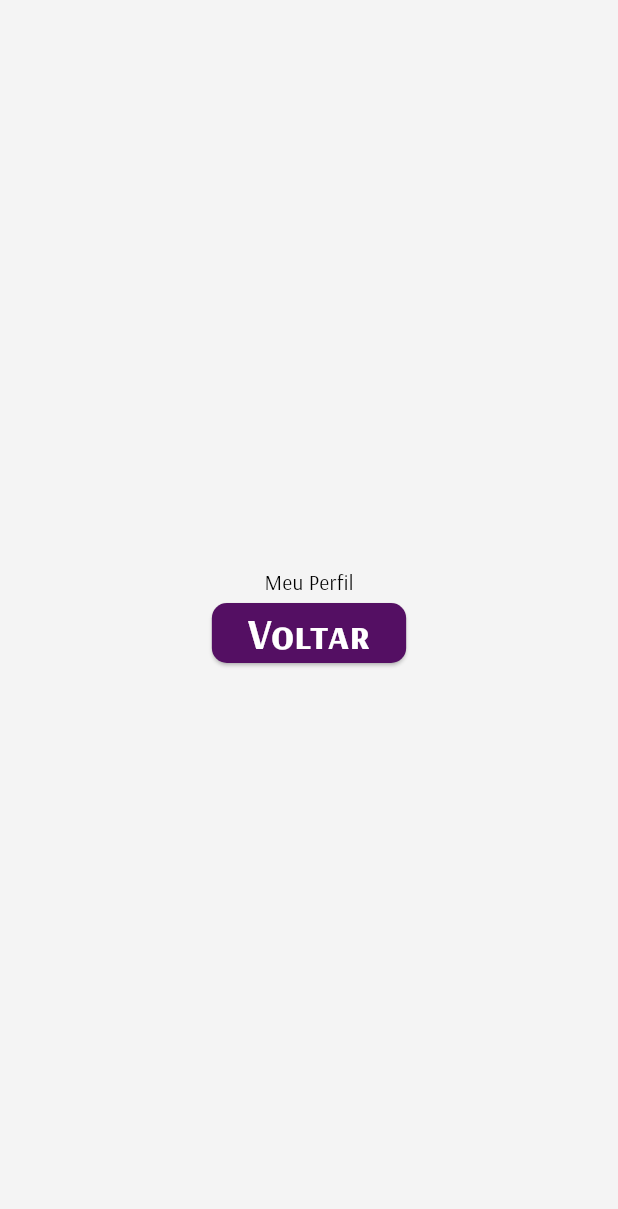
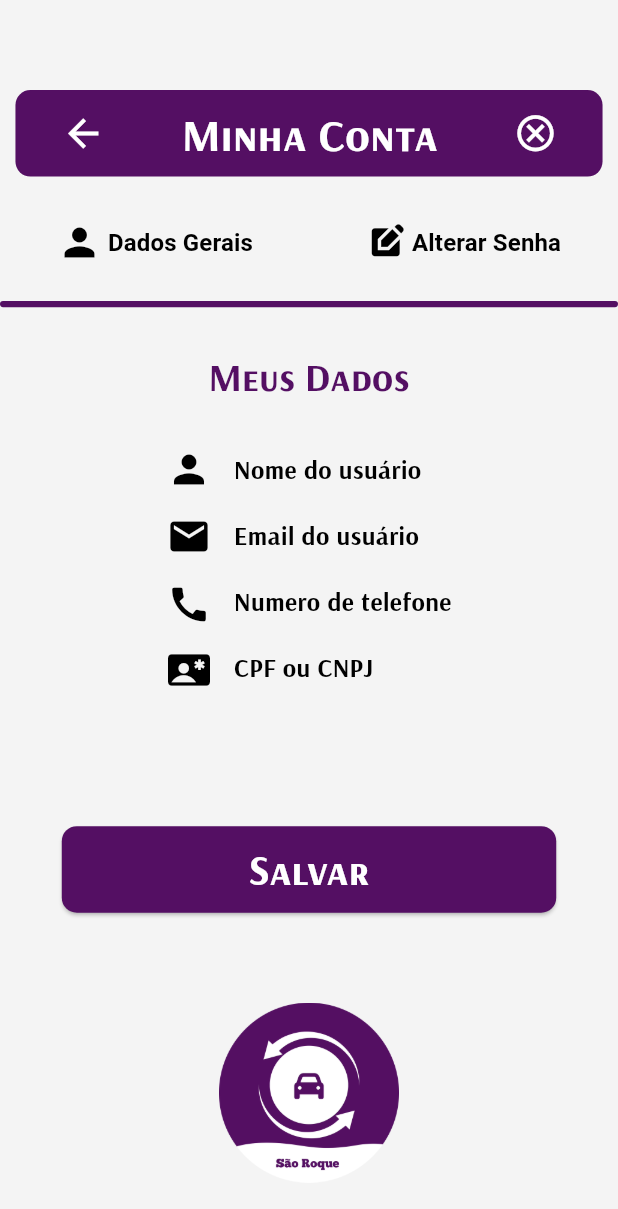
Before and after one commit to PietroBlackDev/Projeto-Estaciona-Facil, a Flutter app: the screen it shows after launch, after a tap on "Meu Perfil", on a phone screen of 412 x 824 dp. Shown: the top 1209 px of the screen. Run offline on Flutter 3.47's test engine with Material 3 defaults, Android fonts, the phone set to English and light mode, and no system bars; our stand-ins replace lottie.

Commit message:
Atualização - Pagina Meus dados
-Estilização da Pagina MeusDados
-Organização dos componentes
-Criação do componente Modal_confimacao.dart
-Criação do componente botao_basico_pop.dart

```diff
--- /dev/null
+++ b/lib/components/botao_basico_pop.dart
@@ -0,0 +1,21 @@
+import 'package:flutter/material.dart';
+
+class BotaoBasicoPop extends StatelessWidget {
+  const BotaoBasicoPop({super.key, required this.texto});
+
+  final String texto;
+
+  @override
+  Widget build(BuildContext context) {
+    return SizedBox(
+      width: MediaQuery.of(context).size.width * 0.8,
+      height: MediaQuery.of(context).size.height * 0.07,
+      child: ElevatedButton(
+        onPressed: () {
+          Navigator.pop;
+        },
+        child: Text(texto),
+      ),
+    );
+  }
+}
--- /dev/null
+++ b/lib/components/modal_confirmacao.dart
@@ -0,0 +1,62 @@
+import 'package:flutter/material.dart';
+import 'package:lottie/lottie.dart';
+
+class ModalConfirmacao extends StatelessWidget {
+  const ModalConfirmacao({super.key, required this.texto});
+
+  final String texto;
+
+  @override
+  Widget build(BuildContext context) {
+    return SizedBox(
+      width: MediaQuery.of(context).size.width * 0.8,
+      height: MediaQuery.of(context).size.height * 0.07,
+      child: ElevatedButton(
+        onPressed: () {
+          showDialog(
+            context: context,
+            builder: (context) {
+              return AlertDialog(
+                backgroundColor: Colors.white,
+                title: Center(
+                  child: Text('Alterações salvas com\n            sucesso!'),
+                ),
+                content: Lottie.asset('assets/lottie/confirmado.json'),
+                actions: [
+                  Container(
+                    width: MediaQuery.of(context).size.width * 0.9,
+                    height: MediaQuery.of(context).size.height * 0.05,
+                    decoration: BoxDecoration(
+                      borderRadius: BorderRadius.circular(0),
+                    ),
+                    child: ElevatedButton(
+                      style: ElevatedButton.styleFrom(
+                        backgroundColor:
+                            Theme.of(context).colorScheme.secondary,
+                        shape: RoundedRectangleBorder(
+                          borderRadius: BorderRadius.circular(10),
+                        ),
+                      ),
+                      onPressed: () {
+                        Navigator.of(context).pop();
+                      },
+                      child: Text(
+                        "OK",
+                        style: TextStyle(
+                          color: const Color.fromARGB(255, 255, 255, 255),
+                          fontSize: 18,
+                          fontWeight: FontWeight.bold,
+                        ),
+                      ),
+                    ),
+                  ),
+                ],
+              );
+            },
+          );
+        },
+        child: Text(texto),
+      ),
+    );
+  }
+}
--- a/lib/components/widget_label.dart
+++ b/lib/components/widget_label.dart
@@ -9,7 +9,7 @@ class WidgetLabel extends StatelessWidget {
   Widget build(BuildContext context) {
     return Center(
       child: Container(
-        width: MediaQuery.of(context).size.width * 0.90,
+        width: MediaQuery.of(context).size.width * 0.95,
         height: MediaQuery.of(context).size.height * 0.07,
         decoration: BoxDecoration(
           color: Theme.of(context).colorScheme.onPrimary,
--- /dev/null
+++ b/lib/pages/Fluxo_Pietro/minhaContaUm.dart
@@ -0,0 +1,159 @@
+import 'package:estaciona_facil/components/modal_confirmacao.dart';
+import 'package:estaciona_facil/components/widget_label.dart';
+import 'package:flutter/material.dart';
+
+class Minhacontaum extends StatefulWidget {
+  const Minhacontaum({super.key});
+
+  @override
+  State<Minhacontaum> createState() => _MinhacontaumState();
+}
+
+class _MinhacontaumState extends State<Minhacontaum> {
+  @override
+  Widget build(BuildContext context) {
+    return Scaffold(
+      body: Padding(
+        padding: const EdgeInsets.only(top: 60),
+        child: Center(
+          child: Column(
+            mainAxisAlignment: MainAxisAlignment.start,
+            crossAxisAlignment: CrossAxisAlignment.center,
+            children: [
+              WidgetLabel(texto: 'Minha Conta'),
+              const SizedBox(height: 20),
+              Row(
+                mainAxisAlignment: MainAxisAlignment.spaceAround,
+                crossAxisAlignment: CrossAxisAlignment.center,
+                children: [
+                  TextButton(
+                    onPressed: () {},
+                    child: Row(
+                      spacing: 4,
+                      children: [
+                        Icon(Icons.person, color: Colors.black, size: 30),
+                        Text(
+                          'Dados Gerais',
+                          style: TextStyle(
+                            color: Colors.black,
+                            fontSize: 16,
+                            fontWeight: FontWeight.w600,
+                          ),
+                        ),
+                      ],
+                    ),
+                  ),
+
+                  TextButton(
+                    onPressed: () {},
+                    child: Row(
+                      spacing: 5,
+                      children: [
+                        Icon(Icons.edit_square, color: Colors.black, size: 25),
+                        Text(
+                          'Alterar Senha',
+                          style: TextStyle(
+                            color: Colors.black,
+                            fontSize: 16,
+                            fontWeight: FontWeight.w600,
+                          ),
+                        ),
+                      ],
+                    ),
+                  ),
+                ],
+              ),
+              const SizedBox(height: 15),
+              Container(
+                width: MediaQuery.of(context).size.width * 1,
+                height: MediaQuery.of(context).size.height * 0.005,
+                decoration: BoxDecoration(
+                  color: Theme.of(context).colorScheme.onPrimary,
+                  borderRadius: BorderRadius.circular(10),
+                ),
+              ),
+              const SizedBox(height: 30),
+              Text('Meus Dados', style: Theme.of(context).textTheme.titleLarge),
+              const SizedBox(height: 30),
+              Center(
+                child: Row(
+                  mainAxisAlignment: MainAxisAlignment.center,
+                  crossAxisAlignment: CrossAxisAlignment.center,
+                  children: [
+                    Center(
+                      child: Column(
+                        spacing: 15,
+                        children: [
+                          Icon(Icons.person, color: Colors.black, size: 30),
+
+                          Icon(Icons.email, color: Colors.black, size: 30),
+
+                          Icon(Icons.call, color: Colors.black, size: 30),
+
+                          Icon(
+                            Icons.contact_emergency,
+                            color: Colors.black,
+                            size: 28,
+                          ),
+                        ],
+                      ),
+                    ),
+                    const SizedBox(width: 15),
+                    Center(
+                      child: Column(
+                        mainAxisAlignment: MainAxisAlignment.start,
+                        crossAxisAlignment: CrossAxisAlignment.start,
+                        spacing: 20,
+                        children: [
+                          Text(
+                            'Nome do usuário',
+                            style: TextStyle(
+                              color: Colors.black,
+                              fontSize: 17,
+                              fontWeight: FontWeight.w600,
+                            ),
+                          ),
+
+                          Text(
+                            'Email do usuário',
+                            style: TextStyle(
+                              color: Colors.black,
+                              fontSize: 17,
+                              fontWeight: FontWeight.w600,
+                            ),
+                          ),
+
+                          Text(
+                            'Numero de telefone',
+                            style: TextStyle(
+                              color: Colors.black,
+                              fontSize: 17,
+                              fontWeight: FontWeight.w600,
+                            ),
+                          ),
+
+                          Text(
+                            'CPF ou CNPJ',
+                            style: TextStyle(
+                              color: Colors.black,
+                              fontSize: 17,
+                              fontWeight: FontWeight.w600,
+                            ),
+                          ),
+                        ],
+                      ),
+                    ),
+                  ],
+                ),
+              ),
+              const SizedBox(height: 90),
+              ModalConfirmacao(texto: 'Salvar'),
+              const SizedBox(height: 60),
+              Image.asset('assets/images/Logo.png', width: 120, height: 120),
+            ],
+          ),
+        ),
+      ),
+    );
+  }
+}
--- a/lib/pages/minhaContaUm.dart
+++ /dev/null
@@ -1,30 +0,0 @@
-import 'package:flutter/material.dart';
-
-class Minhacontaum extends StatefulWidget {
-  const Minhacontaum({super.key});
-
-  @override
-  State<Minhacontaum> createState() => _MinhacontaumState();
-}
-
-class _MinhacontaumState extends State<Minhacontaum> {
-  @override
-  Widget build(BuildContext context) {
-    return Scaffold(
-      body: Center(
-        child: Column(
-          mainAxisAlignment: MainAxisAlignment.center,
-          children: [
-            const Text('Meu Perfil'),
-            ElevatedButton(
-              onPressed: () {
-                Navigator.pop(context);
-              },
-              child: const Text('Voltar'),
-            ),
-          ],
-        ),
-      ),
-    );
-  }
-}
--- a/lib/pages/my_home_page.dart
+++ b/lib/pages/my_home_page.dart
@@ -1,7 +1,8 @@
 import 'package:estaciona_facil/components/botao_basico.dart';
+import 'package:estaciona_facil/components/botao_basico_pop.dart';
 import 'package:estaciona_facil/components/input.dart';
 import 'package:estaciona_facil/components/widget_label.dart';
-import 'package:estaciona_facil/pages/minhaContaUm.dart';
+import 'package:estaciona_facil/pages/Fluxo_Pietro/minhaContaUm.dart';
 import 'package:estaciona_facil/pages/paginaum.dart';
 import 'package:flutter/material.dart';
 
@@ -32,7 +33,7 @@ class _MyHomePageState extends State<MyHomePage> {
             spacing: 15,
             children: [
               BotaoBasico(texto: 'Começar', pagina: PaginaUm()),
-
+              BotaoBasicoPop(texto: 'VOLTAR'),
               BotaoBasico(texto: 'Meu Perfil', pagina: Minhacontaum()),
               Text('Título 1', style: Theme.of(context).textTheme.titleLarge),
               Text('Título 2', style: Theme.of(context).textTheme.titleMedium),
--- a/lib/themes/theme.dart
+++ b/lib/themes/theme.dart
@@ -15,7 +15,7 @@ final ThemeData myTheme = ThemeData(
   ),
   textTheme: TextTheme(
     titleLarge: TextStyle(
-      fontSize: 18,
+      fontSize: 26,
       color: Color(0xff540F63),
       fontWeight: FontWeight.bold,
       fontFamily: 'ArsenalSC',
```
Also changed, not shown: assets/lottie/confirmado.json (added, +1 -0 lines), pubspec.yaml (+4 -3 lines), pubspec.lock.
